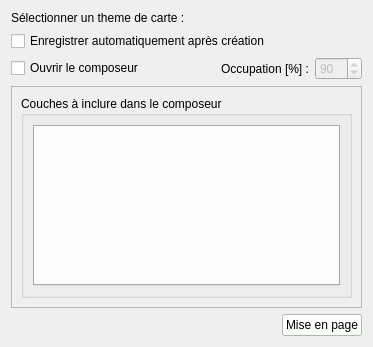
SequoiApp/QSEQUOIA-2, file qsequoia2/scripts/project_settings/project_settings.ui: the form before one commit.
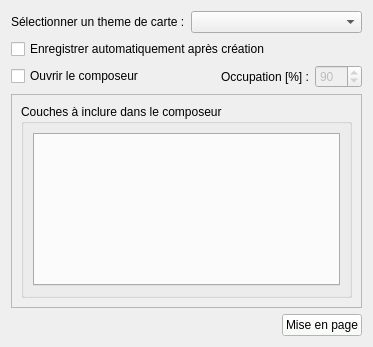
The form after the commit. Custom widgets are drawn as their Qt base class.

Commit message: fix bug on project_settings and add the select project_key

Diff of the .ui file:
```diff
--- a/qsequoia2/scripts/project_settings/project_settings.ui
+++ b/qsequoia2/scripts/project_settings/project_settings.ui
@@ -24,7 +24,7 @@
       </widget>
      </item>
      <item>
-      <widget class="QWidget" name="combo_projects_container" native="true"/>
+      <widget class="QComboBox" name="comboBox_projects"/>
      </item>
     </layout>
    </item>
@@ -96,7 +96,7 @@
         <x>0</x>
         <y>0</y>
         <width>349</width>
-        <height>201</height>
+        <height>195</height>
        </rect>
       </property>
       <layout class="QVBoxLayout" name="scrollLayout">
```
The commit also changes 4 other files.
